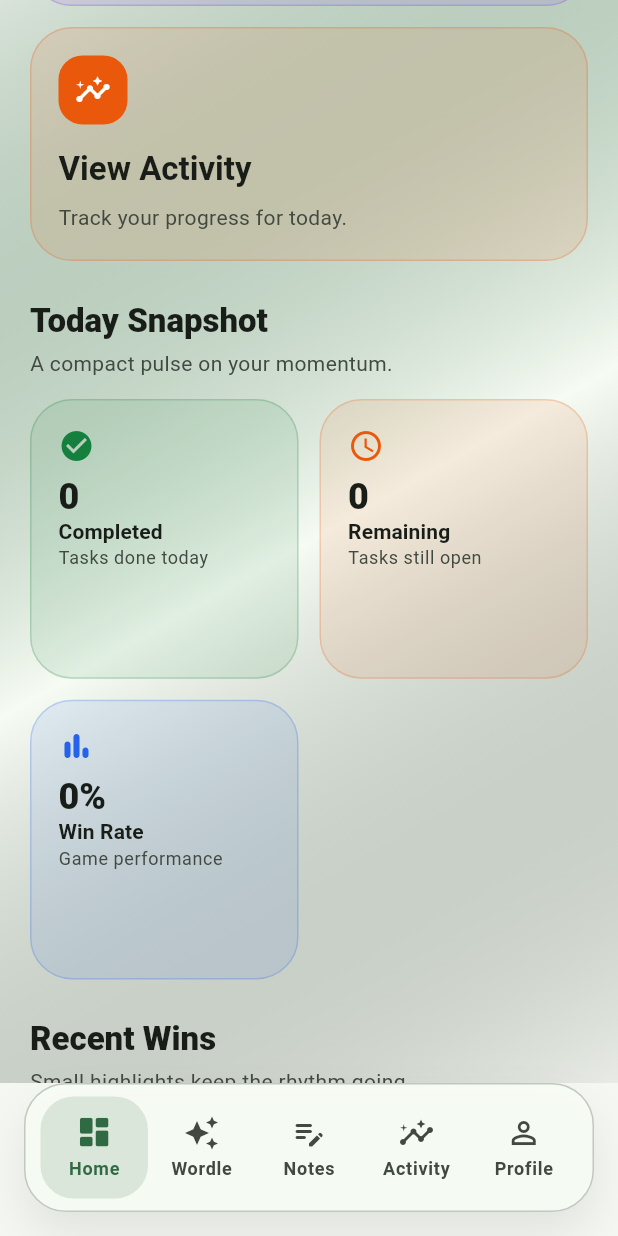
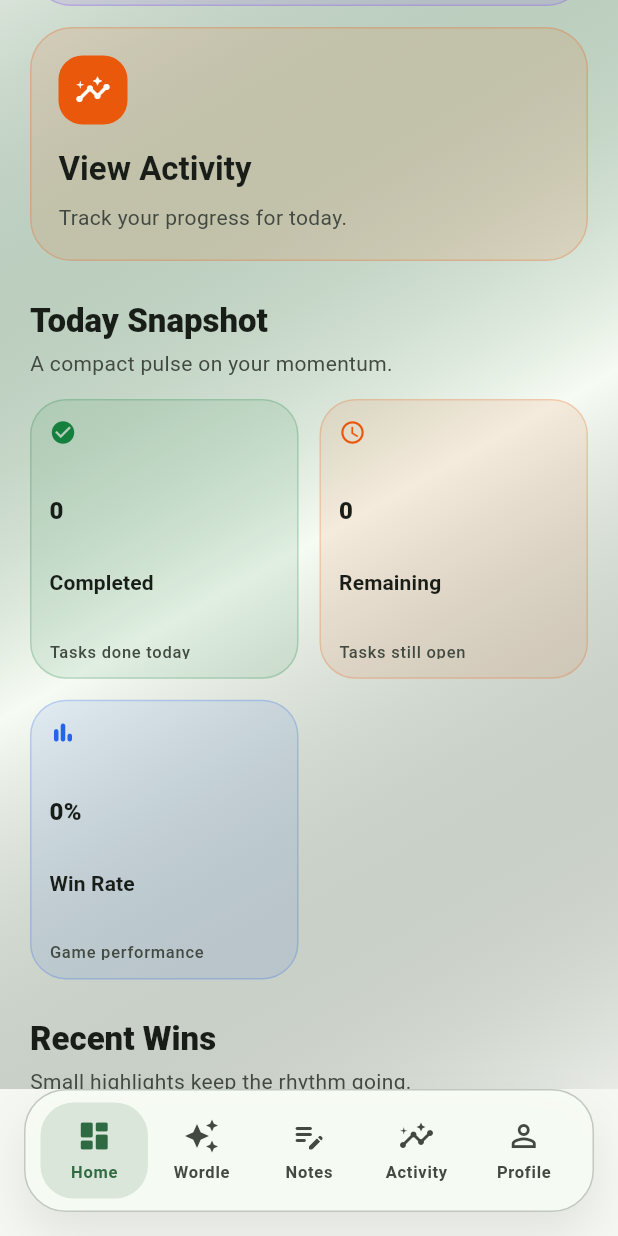
Before and after one commit to IbrahimElshishtawy/worblenote, a Flutter app: the HomePage screen opened directly, scrolled down 576 dp, on a phone screen of 412 x 824 dp. Run offline on Flutter 3.47's test engine with Material 3 defaults, Android fonts, the phone set to English and light mode, and no system bars; our stand-ins replace cloud_firestore, firebase_core, flutter_bloc, flutter_local_notifications, lucide_icons, shared_preferences and 2 more; accounts and stored records are empty.

Commit message:
`Refactor various widgets to improve layout and responsiveness`

```diff
--- a/writdle/lib/presentation/widgets/home/home_nav_item.dart
+++ b/writdle/lib/presentation/widgets/home/home_nav_item.dart
@@ -25,7 +25,7 @@ class HomeNavItem extends StatelessWidget {
         child: AnimatedContainer(
           duration: const Duration(milliseconds: 260),
           curve: Curves.easeOutCubic,
-          padding: const EdgeInsets.symmetric(horizontal: 10, vertical: 12),
+          padding: const EdgeInsets.symmetric(horizontal: 9, vertical: 10),
           decoration: BoxDecoration(
             color: isSelected
                 ? scheme.primary.withValues(alpha: 0.14)
@@ -37,7 +37,7 @@ class HomeNavItem extends StatelessWidget {
             children: [
               AnimatedScale(
                 duration: const Duration(milliseconds: 220),
-                scale: isSelected ? 1.05 : 1,
+                scale: isSelected ? 1.0 : 1,
                 child: Icon(
                   tab.icon,
                   color: isSelected ? scheme.primary : scheme.onSurfaceVariant,
@@ -46,7 +46,7 @@ class HomeNavItem extends StatelessWidget {
               const SizedBox(height: 4),
               AnimatedDefaultTextStyle(
                 duration: const Duration(milliseconds: 220),
-                style: theme.textTheme.labelMedium!.copyWith(
+                style: theme.textTheme.labelSmall!.copyWith(
                   fontWeight: FontWeight.w700,
                   color: isSelected ? scheme.primary : scheme.onSurfaceVariant,
                 ),
--- a/writdle/lib/presentation/widgets/home/stat_card.dart
+++ b/writdle/lib/presentation/widgets/home/stat_card.dart
@@ -20,26 +20,36 @@ class StatCard extends StatelessWidget {
   Widget build(BuildContext context) {
     final theme = Theme.of(context);
 
+    return LayoutBuilder(
+      builder: (context, constraints) {
         return Container(
-      padding: const EdgeInsets.all(18),
+          padding: const EdgeInsets.all(12),
           decoration: BoxDecoration(
             color: color.withValues(alpha: 0.10),
-        borderRadius: BorderRadius.circular(28),
+            borderRadius: BorderRadius.circular(24),
             border: Border.all(color: color.withValues(alpha: 0.22)),
           ),
+          child: SingleChildScrollView(
+            physics: const NeverScrollableScrollPhysics(),
+            child: ConstrainedBox(
+              constraints: BoxConstraints(minHeight: constraints.maxHeight - 24),
               child: Column(
                 crossAxisAlignment: CrossAxisAlignment.start,
-        mainAxisAlignment: MainAxisAlignment.start,
+                mainAxisAlignment: MainAxisAlignment.spaceBetween,
                 children: [
-          Icon(icon, color: color),
-          const SizedBox(height: 10),
-          Text(
+                  Icon(icon, color: color, size: 18),
+                  const SizedBox(height: 8),
+                  FittedBox(
+                    fit: BoxFit.scaleDown,
+                    alignment: Alignment.centerLeft,
+                    child: Text(
                       value,
                       maxLines: 1,
                       overflow: TextOverflow.ellipsis,
-            style: theme.textTheme.headlineSmall?.copyWith(
+                      style: theme.textTheme.titleMedium?.copyWith(
                             fontWeight: FontWeight.w800,
-                  height: 1.0,
+                            height: 1,
+                          ),
                     ),
                   ),
                   const SizedBox(height: 4),
@@ -47,9 +57,9 @@ class StatCard extends StatelessWidget {
                     label,
                     maxLines: 1,
                     overflow: TextOverflow.ellipsis,
-            style: theme.textTheme.titleSmall?.copyWith(
+                    style: theme.textTheme.labelLarge?.copyWith(
                           fontWeight: FontWeight.w700,
-                  height: 1.0,
+                          height: 1.1,
                         ),
                   ),
                   const SizedBox(height: 4),
@@ -57,13 +67,17 @@ class StatCard extends StatelessWidget {
                     helper,
                     maxLines: 2,
                     overflow: TextOverflow.ellipsis,
-            style: theme.textTheme.bodySmall?.copyWith(
+                    style: theme.textTheme.labelSmall?.copyWith(
                           color: theme.colorScheme.onSurfaceVariant,
-                  height: 1.1,
+                          height: 1.15,
                         ),
                   ),
                 ],
               ),
+            ),
+          ),
+        );
+      },
     );
   }
 }
```
Also changed, not shown: writdle/lib/presentation/screens/activity_page.dart (+22 -2 lines), writdle/lib/presentation/screens/games_page.dart (+18 -3 lines), writdle/lib/presentation/screens/profile_page.dart (+9 -3 lines), writdle/lib/presentation/widgets/notes/note_editor_sheet.dart (+5 -3 lines), writdle/lib/presentation/widgets/notes/notes_empty_state.dart (+14 -7 lines), writdle/lib/presentation/widgets/profile/profile_activity_panel.dart (+4 -4 lines), writdle/lib/presentation/widgets/profile/profile_metric_card.dart (+37 -20 lines), writdle/lib/presentation/widgets/profile/profile_overview_card.dart (+80 -51 lines), writdle/lib/presentation/widgets/wordle_grid.dart (+20 -12 lines). Lines whose indentation alone changed are shown as unchanged.
